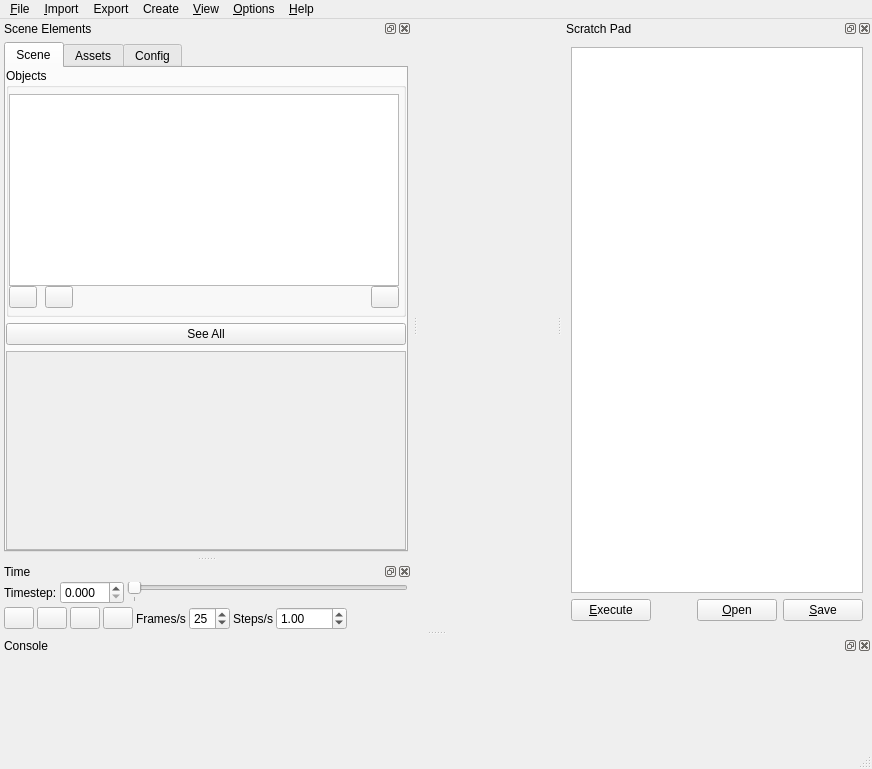
First picture: the form in src/ui/MainWindow.ui, repository ericspod/Eidolon, before the edit.
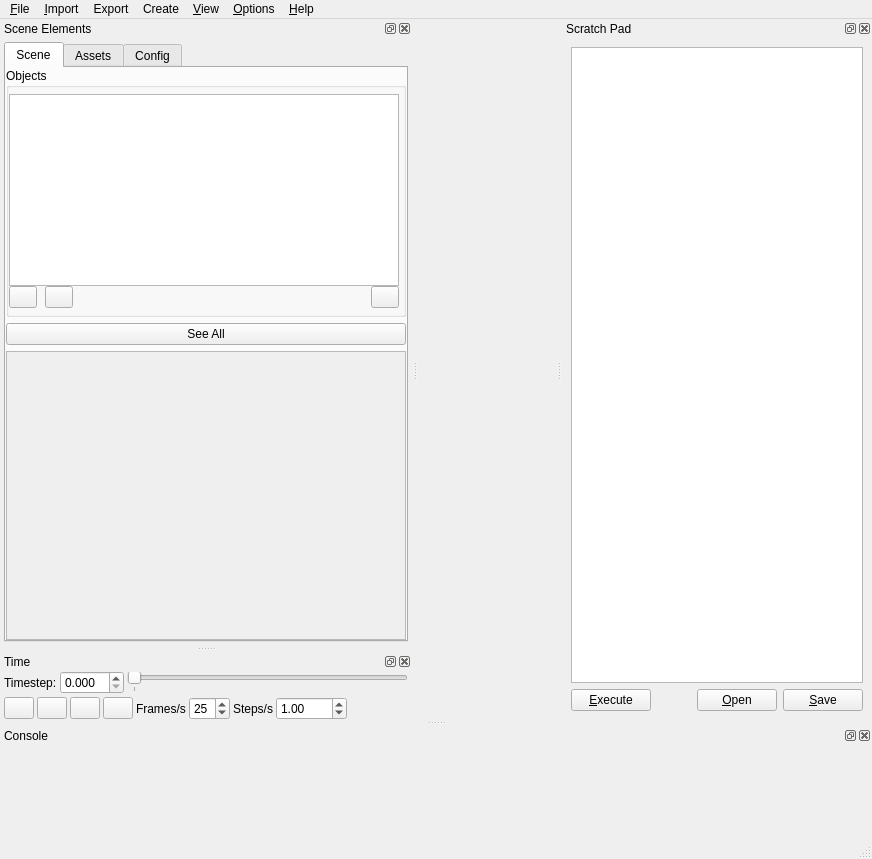
Second picture: the form after the edit. Icons and pictures are not drawn.

What changed in the file:
```diff
--- a/src/ui/MainWindow.ui
+++ b/src/ui/MainWindow.ui
@@ -7,7 +7,7 @@
     <x>0</x>
     <y>0</y>
     <width>872</width>
-    <height>750</height>
+    <height>859</height>
    </rect>
   </property>
   <property name="windowTitle">
@@ -30,6 +30,12 @@
   </property>
   <widget class="QWidget" name="centralwidget">
    <layout class="QVBoxLayout" name="mainLayout">
+    <property name="spacing">
+     <number>0</number>
+    </property>
+    <property name="margin">
+     <number>0</number>
+    </property>
     <item>
      <widget class="QWidget" name="viz" native="true">
       <property name="enabled">
@@ -122,7 +128,7 @@
    <property name="minimumSize">
     <size>
      <width>412</width>
-     <height>513</height>
+     <height>596</height>
     </size>
    </property>
    <property name="toolTip">
@@ -411,8 +417,8 @@
              <rect>
               <x>0</x>
               <y>0</y>
-              <width>396</width>
-              <height>166</height>
+              <width>459</width>
+              <height>235</height>
              </rect>
             </property>
            </widget>
```
Left out of the diff: 6 changed lines with no effect on the pictures.
